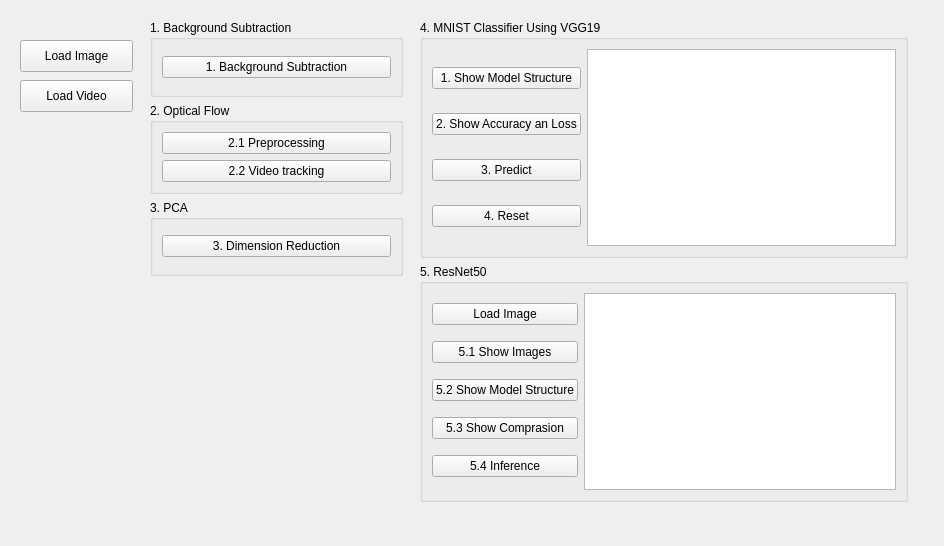
First picture: the form in interface.ui, repository carlwang49/CV_HW2, before the edit.
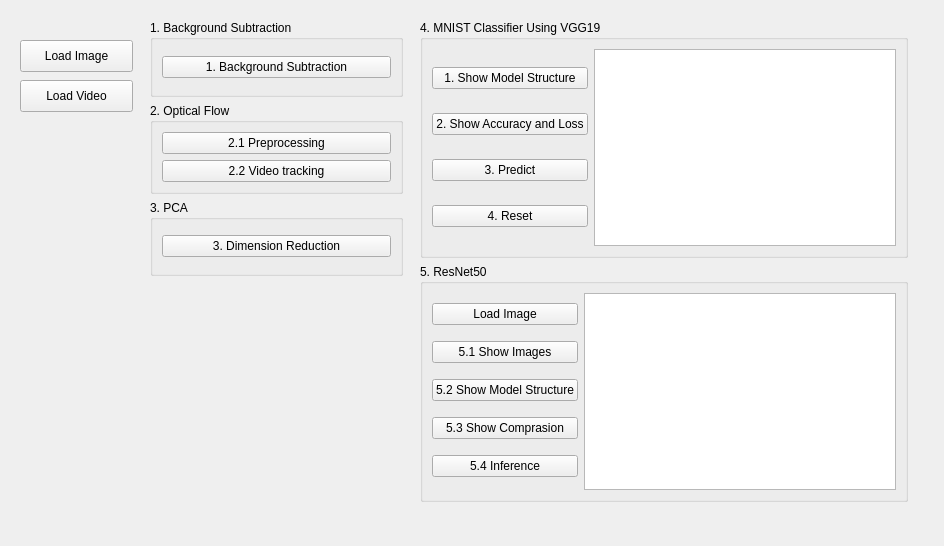
Second picture: the form after the edit.

Patch:
```diff
--- a/interface.ui
+++ b/interface.ui
@@ -40,7 +40,7 @@
      <string>Load Video</string>
     </property>
    </widget>
-   <widget class="QWidget" name="">
+   <widget class="QWidget" name="layoutWidget">
     <property name="geometry">
      <rect>
       <x>150</x>
@@ -111,7 +111,7 @@
      </item>
     </layout>
    </widget>
-   <widget class="QWidget" name="">
+   <widget class="QWidget" name="layoutWidget">
     <property name="geometry">
      <rect>
       <x>420</x>
@@ -142,7 +142,7 @@
           <item>
            <widget class="QPushButton" name="pushButton_11">
             <property name="text">
-             <string>2. Show Accuracy an Loss</string>
+             <string>2. Show Accuracy and Loss</string>
             </property>
            </widget>
           </item>
```
